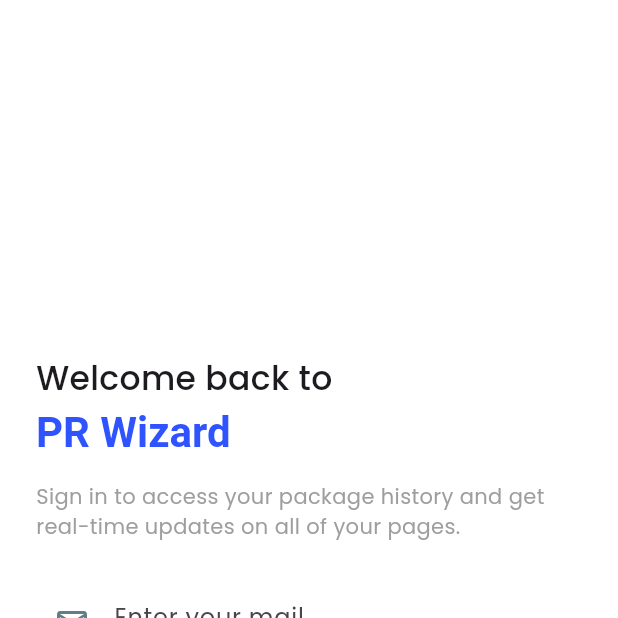
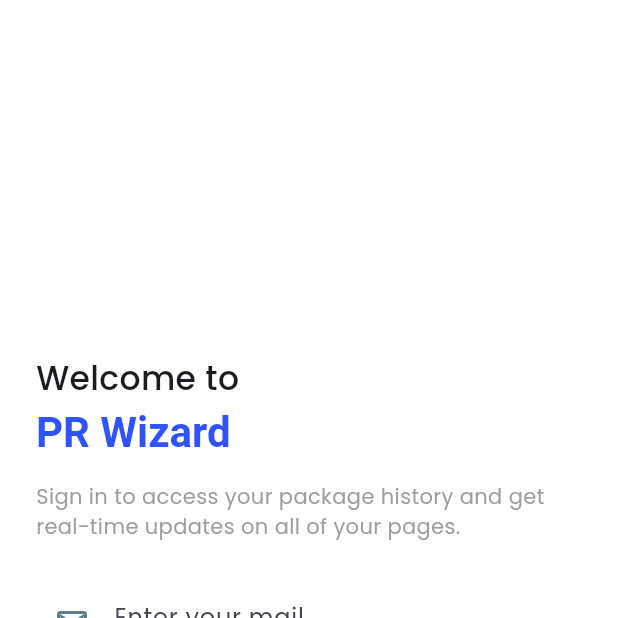
Before and after one commit to RonitBanerjee/pr_reviewer_mset, a Flutter app: the screen it shows after launch, on a phone screen of 412 x 824 dp, the top half of it. Run offline on Flutter 3.47's test engine with Material 3 defaults, Android fonts, the phone set to English and light mode, and no system bars; our stand-ins replace bloc, flutter_bloc, go_router, google_fonts, shared_preferences, shimmer.

Commit message:
dark mode completed

```diff
--- a/lib/constants/theme_colors.dart
+++ b/lib/constants/theme_colors.dart
@@ -3,4 +3,5 @@
 class ThemeColors {
   static const blue = Color(0xFF2F53FF);
   static const green = const Color.fromARGB(255, 2, 152, 7);
+  static const black = Color(0xff161717);
 }
--- a/lib/main.dart
+++ b/lib/main.dart
@@ -17,7 +17,30 @@
     return MaterialApp.router(
       title: 'PR Wizard',
       debugShowCheckedModeBanner: false,
-      theme: ThemeData(textTheme: GoogleFonts.poppinsTextTheme()),
+      theme: ThemeData(
+        brightness: Brightness.light,
+        textTheme: GoogleFonts.poppinsTextTheme(),
+        scaffoldBackgroundColor: Colors.white,
+        appBarTheme: const AppBarTheme(
+          backgroundColor: Colors.white,
+          foregroundColor: Colors.black,
+          elevation: 0,
+        ),
+      ),
+
+      // Dark Theme
+      darkTheme: ThemeData(
+        brightness: Brightness.dark,
+        textTheme: GoogleFonts.poppinsTextTheme(
+          ThemeData(brightness: Brightness.dark).textTheme,
+        ),
+        scaffoldBackgroundColor: Colors.black,
+        appBarTheme: const AppBarTheme(
+          backgroundColor: Colors.black,
+          foregroundColor: Colors.white,
+          elevation: 0,
+        ),
+      ),
       routerConfig: MyAppRouter.router,
     );
   }
--- a/lib/screens/auth/login.dart
+++ b/lib/screens/auth/login.dart
@@ -13,15 +13,22 @@
 }
 
 class _LoginState extends State<Login> {
+  late bool isDarkMode;
   final GlobalKey<FormState> _formKey = GlobalKey<FormState>(); // FIXED
   final TextEditingController _emailController = TextEditingController();
   final TextEditingController _passwordController = TextEditingController();
   bool _obscurePassword = true;
 
   @override
+  void didChangeDependencies() {
+    super.didChangeDependencies();
+    isDarkMode = Theme.of(context).brightness == Brightness.dark;
+  }
+
+  @override
   Widget build(BuildContext context) {
     return Scaffold(
-      backgroundColor: Colors.white,
+      backgroundColor: isDarkMode ? ThemeColors.black : Colors.white,
       body: Form(
         key: _formKey, // Correct type
         child: SafeArea(
@@ -31,9 +38,13 @@
               crossAxisAlignment: CrossAxisAlignment.start,
               mainAxisAlignment: MainAxisAlignment.center,
               children: [
-                const Text(
-                  "Welcome back to",
-                  style: TextStyle(fontSize: 22, fontWeight: FontWeight.w500),
+                Text(
+                  "Welcome to",
+                  style: TextStyle(
+                    fontSize: 22,
+                    fontWeight: FontWeight.w500,
+                    color: isDarkMode ? Colors.white : null,
+                  ),
                 ),
                 const SizedBox(height: 4),
                 RichText(
```
Also changed, not shown: lib/screens/home/home.dart (+29 -11 lines), lib/widgets/cards/pr_card.dart (+28 -9 lines), 1 other file.
